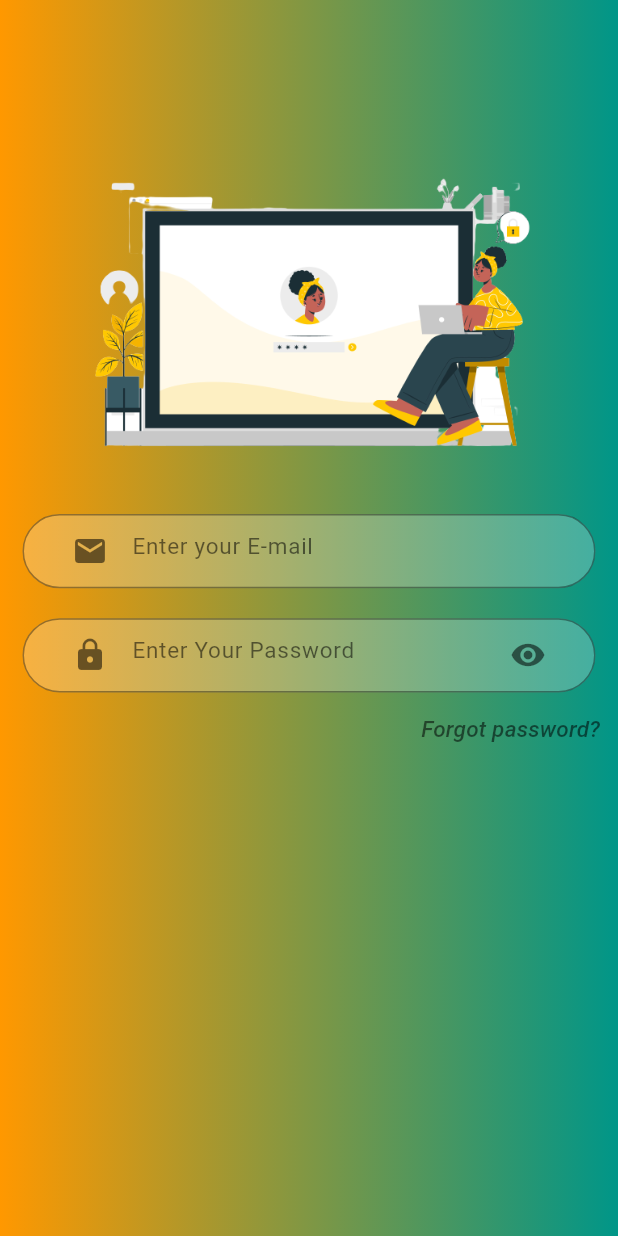
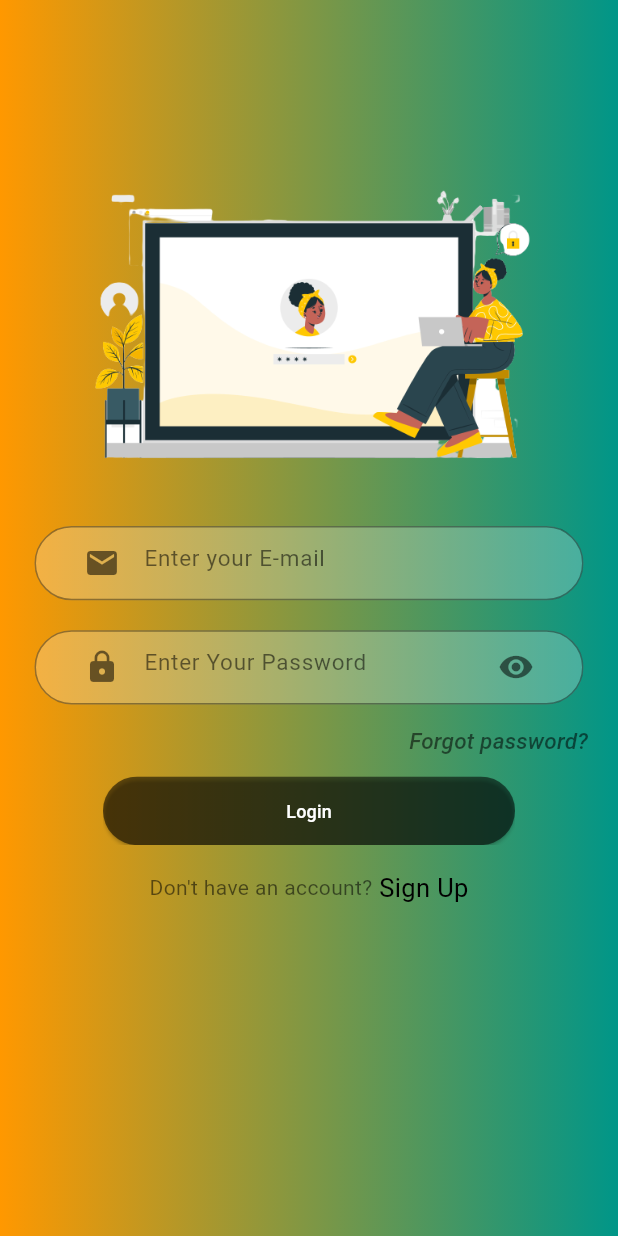
Before and after one commit to Akshaykalwar8933/olx_clone, a Flutter app: the screen it shows after launch, after a tap on "Login", on a phone screen of 412 x 824 dp. Run offline on Flutter 3.47's test engine with Material 3 defaults, Android fonts, the phone set to English and light mode, and no system bars; our stand-ins replace firebase_auth, firebase_core, get; accounts and stored records are empty; Roboto replaces fonts that are missing (italic).

Commit message:
create functionailty have account or not

```diff
--- a/lib/View/Authentication/Login/login_screen.dart
+++ b/lib/View/Authentication/Login/login_screen.dart
@@ -4,7 +4,11 @@ import 'package:flutter/cupertino.dart';
 import 'package:flutter/material.dart';
 import 'package:get/get.dart';
 import '../../../widgets/email_text_field.dart';
+import '../../../widgets/forgot_password_screen.dart';
+import '../../../widgets/have_acount_or_not.dart';
 import '../../../widgets/password_text_field.dart';
+import '../../../widgets/rounded_button.dart';
+import '../Signup/signup_screen.dart';
 
 class LoginScreen extends StatefulWidget {
   const LoginScreen({super.key});
@@ -14,7 +18,6 @@ class LoginScreen extends StatefulWidget {
 }
 
 class _LoginScreenState extends State<LoginScreen> {
-
   final TextEditingController _emailController = TextEditingController();
   final TextEditingController _passwordController = TextEditingController();
 
@@ -27,17 +30,16 @@ class _LoginScreenState extends State<LoginScreen> {
           width: Get.width,
           decoration: BoxDecoration(
               gradient: LinearGradient(
-                      colors: const [Colors.orange,
-                        Colors.teal],
+                  colors: const [Colors.orange, Colors.teal],
                   begin: Alignment.centerLeft,
                   end: Alignment.centerRight,
                   stops: const [0.0, 1.0],
                   tileMode: TileMode.clamp)),
+          child: Padding(
+            padding: const EdgeInsets.all(8.0),
             child: Column(
               children: [
-                  SizedBox(
-                    height: Get.height/8
-                  ),
+                SizedBox(height: Get.height / 8),
                 Image.asset(
                   'assets/icons/login.png',
                   width: Get.width * 0.8,
@@ -46,32 +48,52 @@ class _LoginScreenState extends State<LoginScreen> {
                 Padding(
                   padding: const EdgeInsets.symmetric(horizontal: 15.0),
                   child: EmailTextField(
-                      onChanged: (value){
+                    onChanged: (value) {
                       _emailController.text = value;
                     },
                   ),
                 ),
                 Padding(
                   padding: const EdgeInsets.symmetric(horizontal: 15.0),
-                    child: PasswordField(onChanged: (String value) {
-                      _passwordController .text= value;
-
-                    },),
+                  child: PasswordField(
+                    onChanged: (String value) {
+                      _passwordController.text = value;
+                    },
                   ),
-
-
+                ),
                 Align(
                   alignment: Alignment.centerRight,
-                    child: TextButton(onPressed: (){},
-                        child: Text("Forgot password?",style: TextStyle(
+                  child: TextButton(
+                      onPressed: () {
+                        Get.to(ForgotPassword());
+                      },
+                      child: Text(
+                        "Forgot password?",
+                        style: TextStyle(
                           fontSize: 15,
                           fontStyle: FontStyle.italic,
-                          color: Colors.black54
-                        ),)),
-                  )
+                          color: Colors.black54,
+                        ),
+                      )),
+                ),
+                RoundedButton(
+                  text: 'Login',
+                  press: () {
+                    // Get.to(LoginScreen());
+                  },
+                ),
+                SizedBox(
+                  height: Get.height * 0.02,
+                ),
+                HaveAccountOrNOt(
+                  login: true,
+                  press: () {
+                    Get.to(SignupScreen());
+                  },
+                ),
               ],
-              )
             ),
+          )),
     ));
   }
 }
--- /dev/null
+++ b/lib/widgets/forgot_password_screen.dart
@@ -0,0 +1,18 @@
+import 'package:flutter/material.dart';
+
+class ForgotPassword extends StatefulWidget {
+  const ForgotPassword({super.key});
+
+  @override
+  State<ForgotPassword> createState() => _ForgotPasswordState();
+}
+
+class _ForgotPasswordState extends State<ForgotPassword> {
+  @override
+  Widget build(BuildContext context) {
+    return Scaffold(
+
+
+    );
+  }
+}
--- /dev/null
+++ b/lib/widgets/have_acount_or_not.dart
@@ -0,0 +1,44 @@
+// ignore_for_file: prefer_const_constructors
+
+import 'package:flutter/material.dart';
+
+class HaveAccountOrNOt extends StatelessWidget {
+  final bool login;
+  final VoidCallback press;
+
+   HaveAccountOrNOt({super.key,
+     this.login = true,
+     required this.press});
+
+  @override
+  Widget build(BuildContext context) {
+    return Row(
+      mainAxisAlignment: MainAxisAlignment.center,
+      children: [
+        Text(
+          login ? "Don't have an account?" : "Already have an account?",
+          style: TextStyle(
+            fontFamily: 'italic',
+            fontSize: 14,
+            color: Colors.black54,
+            fontWeight: FontWeight.w400
+
+          ),
+        ),
+        GestureDetector(
+          onTap: press,
+          child: Text(
+            login ? " Sign Up" : " Sign in",
+            style: TextStyle(
+                fontFamily: 'italic',
+                fontSize: 17,
+                color: Colors.black,
+                fontWeight: FontWeight.w400
+            ),
+          ),
+        )
+
+      ],
+    );
+  }
+}
```
Lines whose indentation alone changed are shown as unchanged.
